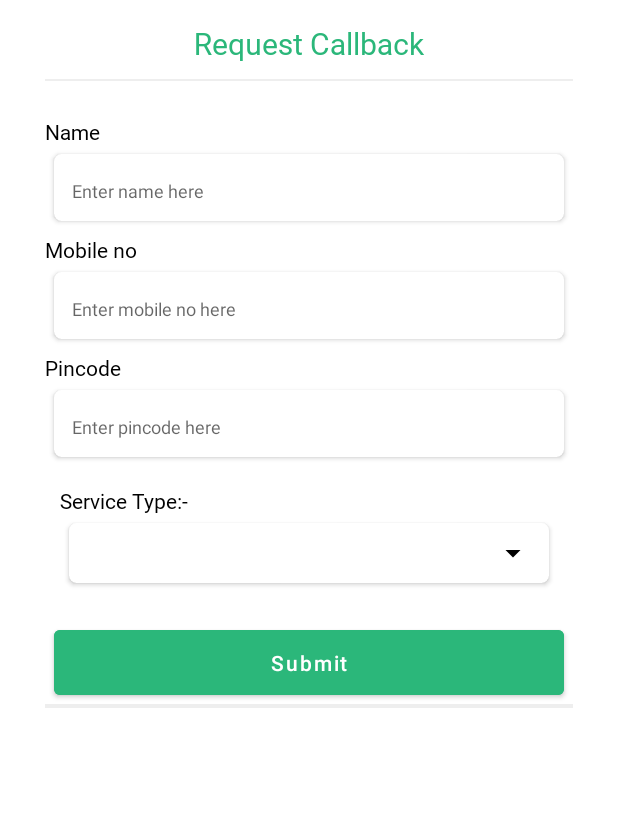
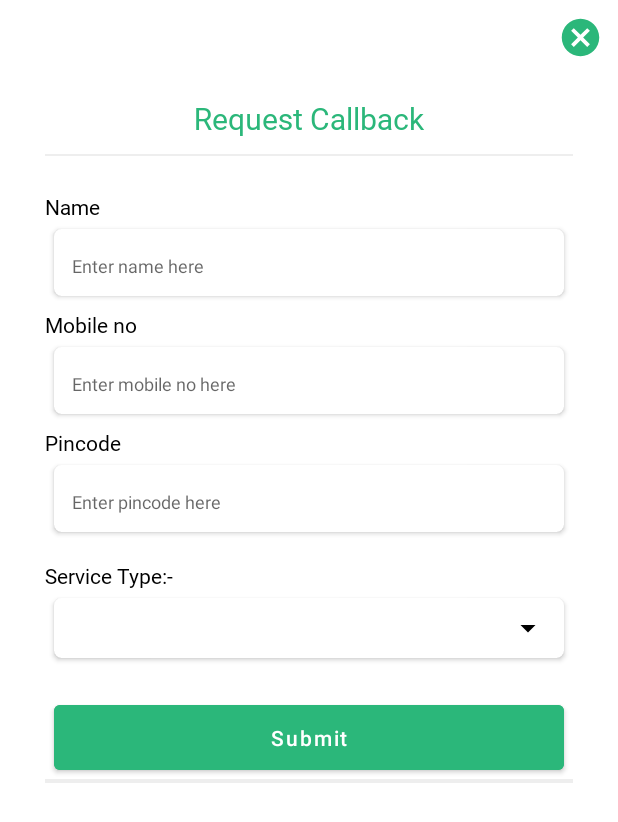
Before and after one commit to HiShubhamK/hicarecustomerapplication, an Android app: the layout layout_lead.xml on its own in the app's theme, with its tools: preview values and no code run, on a phone screen of 412 x 824 dp. Shown: the top 822 px of the screen. Run offline under Robolectric (Android 15) with nearby library versions, the phone set to English and light mode, and no system bars.

Commit message:
issue fixes.

```diff
--- a/app/src/main/java/com/ab/hicareservices/ui/view/activities/LoginActivity.kt
+++ b/app/src/main/java/com/ab/hicareservices/ui/view/activities/LoginActivity.kt
@@ -96,7 +96,7 @@ class LoginActivity : AppCompatActivity() {
 //
     private fun checkUserStatus(){
         val mobileNo = SharedPreferenceUtil.getData(this, "mobileNo", "-1").toString()
-        AppUtils2.TOKEN = SharedPreferenceUtil.getData(this, "bToken", "").toString()
+//        AppUtils2.TOKEN = SharedPreferenceUtil.getData(this, "bToken", "").toString()
         if (mobileNo != "-1"){
             val i = Intent(this, HomeActivity::class.java)
             //i.flags = Intent.FLAG_ACTIVITY_NEW_TASK or Intent.FLAG_ACTIVITY_CLEAR_TASK
--- a/app/src/main/java/com/ab/hicareservices/ui/view/fragments/OrdersFragment.kt
+++ b/app/src/main/java/com/ab/hicareservices/ui/view/fragments/OrdersFragment.kt
@@ -85,6 +85,7 @@ class OrdersFragment() : Fragment() {
 //            getOrdersList()
         }, 1000)
 
+        binding.activetxt.setTextColor(Color.parseColor("#2bb77a"))
 
         binding.txtactive.setOnClickListener{
             binding.progressBar.visibility = View.VISIBLE
--- a/app/src/main/java/com/ab/hicareservices/ui/viewmodel/OtpViewModel.kt
+++ b/app/src/main/java/com/ab/hicareservices/ui/viewmodel/OtpViewModel.kt
@@ -64,7 +64,7 @@ class OtpViewModel : ViewModel(){
             override fun onResponse(call: Call<NotificationToken?>, response: Response<NotificationToken>?) {
                 if (response != null) {
                    val body = response.body()?.Data.toString()
-                    AppUtils2.TOKEN = response.body()?.Data.toString()
+//                    AppUtils2.TOKEN = response.body()?.Data.toString()
                     validateAccountListener?.onSuccess(body)
                 }
             }
--- /dev/null
+++ b/app/src/main/res/drawable/ic_baseline_cancel.xml
@@ -0,0 +1,5 @@
+<vector android:height="24dp" android:tint="#FFFFFF"
+    android:viewportHeight="24" android:viewportWidth="24"
+    android:width="24dp" xmlns:android="http://schemas.android.com/apk/res/android">
+    <path android:fillColor="@android:color/white" android:pathData="M12,2C6.47,2 2,6.47 2,12s4.47,10 10,10 10,-4.47 10,-10S17.53,2 12,2zM17,15.59L15.59,17 12,13.41 8.41,17 7,15.59 10.59,12 7,8.41 8.41,7 12,10.59 15.59,7 17,8.41 13.41,12 17,15.59z"/>
+</vector>
--- a/app/src/main/res/layout/layout_lead.xml
+++ b/app/src/main/res/layout/layout_lead.xml
@@ -4,6 +4,15 @@
     android:layout_height="match_parent"
     xmlns:app="http://schemas.android.com/apk/res-auto"
     android:orientation="vertical">
+
+    <ImageView
+        android:id="@+id/imgbtncancel"
+        android:layout_width="30dp"
+        android:layout_height="30dp"
+        android:layout_gravity="end"
+        android:src="@drawable/ic_baseline_cancel"
+        app:tint="@color/colorAccent"
+        android:layout_margin="10dp"/>
 
     <LinearLayout
         android:layout_width="match_parent"
@@ -191,8 +200,8 @@
             android:layout_width="match_parent"
             android:layout_height="wrap_content"
             android:orientation="vertical"
-            android:layout_margin="10dp">
-
+            android:layout_marginTop="10dp"
+            android:layout_marginBottom="10dp">
 
             <TextView
                 android:layout_width="match_parent"
@@ -221,7 +230,6 @@
                     android:textColor="@color/grey_font"
                     android:layout_width="match_parent"
                     android:layout_height="match_parent"
-                    android:layout_gravity="center"
                     android:backgroundTint="@color/black"
                     android:clickable="true"
                     android:textAlignment="textStart"
```
Also changed, not shown: app/src/main/AndroidManifest.xml (+18 -9 lines), app/src/main/java/com/ab/hicareservices/ui/view/activities/HomeActivity.kt (+4 -17 lines), app/src/main/java/com/ab/hicareservices/ui/view/activities/PaymentActivity.kt (+21 -2 lines), app/src/main/java/com/ab/hicareservices/ui/view/activities/SplashActivity.kt (added, +49 -0 lines), app/src/main/java/com/ab/hicareservices/ui/view/fragments/OrderDetailsFragment.kt (+65 -50 lines), app/src/main/res/layout/activity_payment.xml (+20 -9 lines), app/src/main/res/layout/activity_splash.xml (added, +20 -0 lines).
